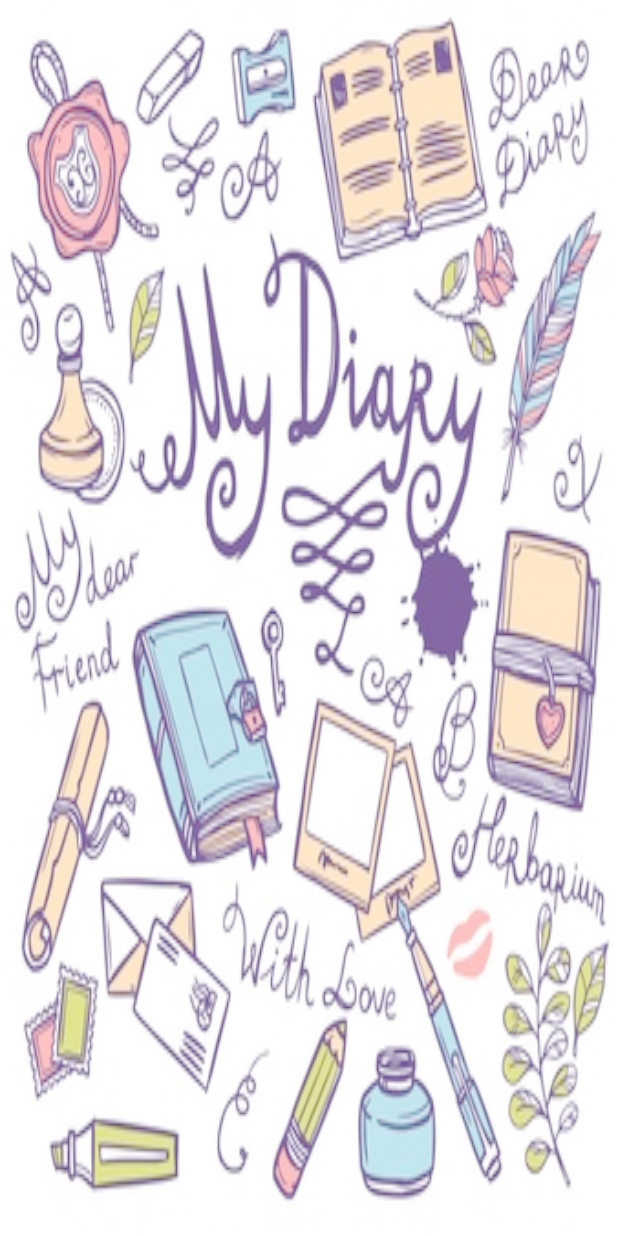
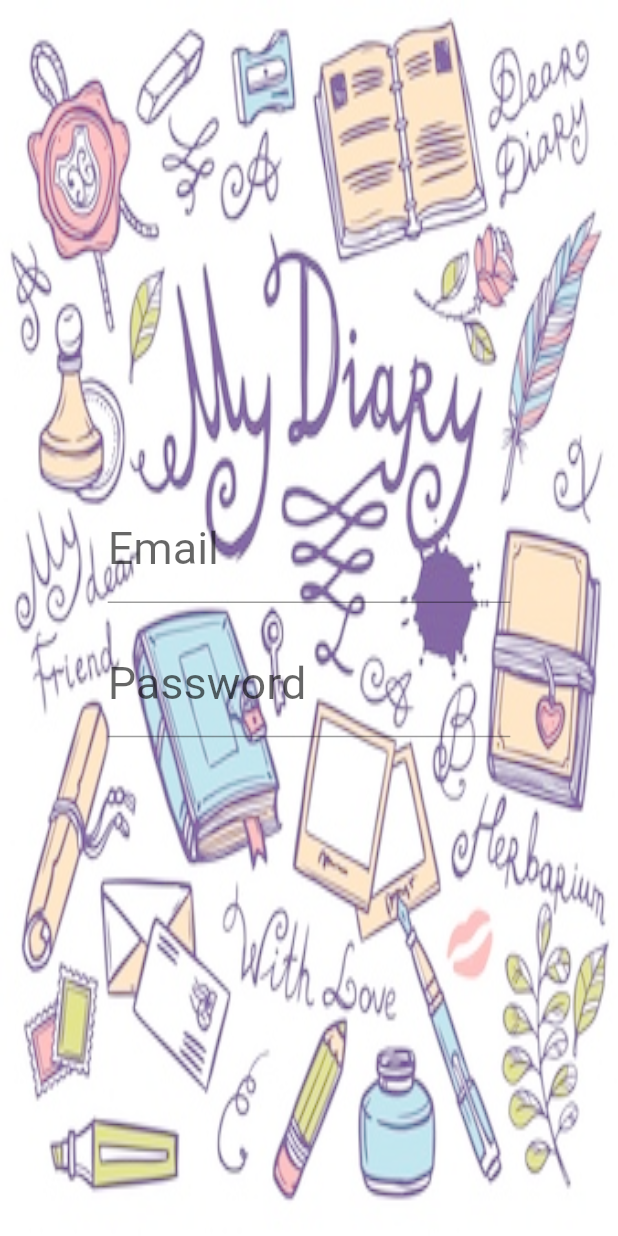
Before and after one commit to Oscarhasanputra/diaryProject, a Flutter app: the screen it shows after launch, on a phone screen of 412 x 824 dp. Run offline on Flutter 3.47's test engine with Material 2 defaults, Android fonts, the phone set to English and light mode, and no system bars.

Commit message:
Firebase plugins has been added up

```diff
--- a/diary_project/lib/loginPage/loginPage.dart
+++ b/diary_project/lib/loginPage/loginPage.dart
@@ -18,7 +18,51 @@ class LoginPage extends StatelessWidget {
             crossAxisAlignment: CrossAxisAlignment.center,
             mainAxisAlignment: MainAxisAlignment.center ,
             children: <Widget>[
+              Form(
+                child: Container(
+                  padding: EdgeInsets.all(10.00),
+                  width: MediaQuery.of(context).size.width * 0.7,
+                  child: TextField(
+                    decoration: InputDecoration(
+                      labelStyle: TextStyle(
+                        fontSize: 30.0,
+                        decorationColor: Colors.black
+                      ),
+                      labelText: "Email",
 
+                      border:UnderlineInputBorder(borderSide: BorderSide(
+                        color: Colors.black,
+                        style: BorderStyle.solid,
+                        width: 100.0,
+                      )),
+
+                    ),
+                  ),
+                ),
+              ),
+              Form(
+                child: Container(
+                  padding: EdgeInsets.all(10.00),
+                  width: MediaQuery.of(context).size.width * 0.7,
+                  child: TextField(
+                    obscureText: true,
+                    decoration: InputDecoration(
+                      labelStyle: TextStyle(
+                        fontSize: 30.0,
+                        decorationColor: Colors.black
+                      ),
+                      labelText: "Password",
+
+                      border:UnderlineInputBorder(borderSide: BorderSide(
+                        color: Colors.black,
+                        style: BorderStyle.solid,
+                        width: 100.0,
+                      )),
+
+                    ),
+                  ),
+                ),
+              ),
             ],
           ),
         );
--- a/diary_project/pubspec.yaml
+++ b/diary_project/pubspec.yaml
@@ -19,6 +19,10 @@ environment:
 dependencies:
   flutter:
     sdk: flutter
+  firebase_core: ^0.4.0+9
+  firebase_analytics: ^5.0.2
+  firebase_auth: ^0.14.0+5
+  cloud_firestore: ^0.12.9+5
 
   # The following adds the Cupertino Icons font to your application.
   # Use with the CupertinoIcons class for iOS style icons.
@@ -27,7 +31,6 @@ dependencies:
 dev_dependencies:
   flutter_test:
     sdk: flutter
-
 
 # For information on the generic Dart part of this file, see the
 # following page: https://dart.dev/tools/pub/pubspec
```
Also changed, not shown: diary_project/pubspec.lock, 5 other files.
